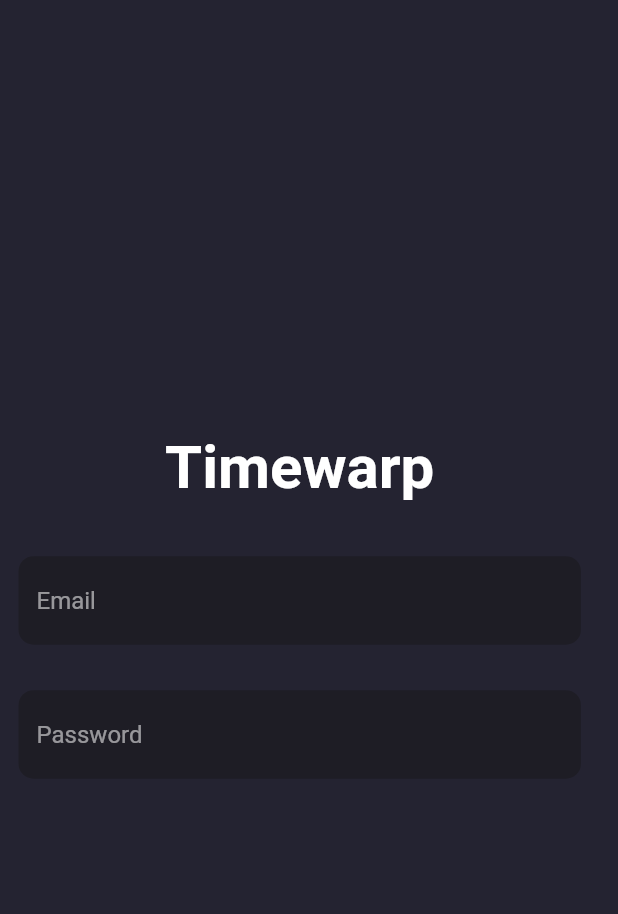
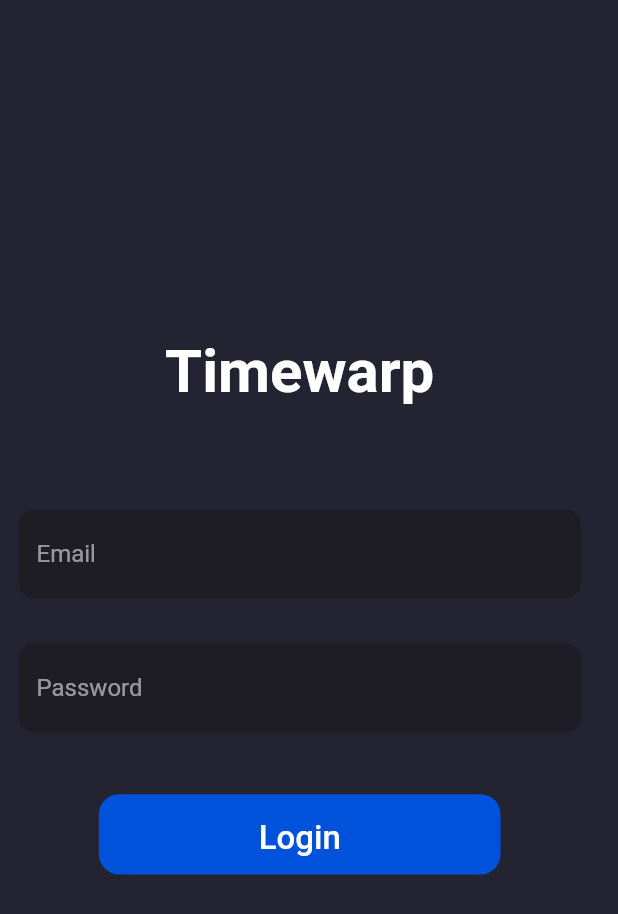
Before and after one commit to multipacman/timewarp, a Flutter app: the screen it shows after launch, on a phone screen of 412 x 824 dp. Shown: the top 914 px of the screen. Run offline on Flutter 3.47's test engine with Material 2 defaults, Android fonts, the light colour scheme and no system bars; our stand-ins replace cloud_firestore, file_picker, firebase_analytics, firebase_core, firebase_storage, get_it; accounts and stored records are empty.

Commit message:
Added login button widget

```diff
--- a/lib/pages/login_page.dart
+++ b/lib/pages/login_page.dart
@@ -3,6 +3,7 @@
 
 // Widgets
 import '../widgets/custom_input_fields.dart';
+import '../widgets/round_button.dart';
 
 class LoginPage extends StatefulWidget {
   @override
@@ -37,7 +38,14 @@
           crossAxisAlignment: CrossAxisAlignment.center,
           children: [
             _pageTitle(),
+            SizedBox(
+              height: _deviceHeight * 0.04,
+            ),
             _loginForm(),
+            SizedBox(
+              height: _deviceHeight * 0.05,
+            ),
+            _loginButton(),
           ],
         ),
       ),
@@ -82,4 +90,13 @@
       ),
     );
   }
+
+  Widget _loginButton() {
+    return RoundedButton(
+      name: 'Login',
+      height: _deviceHeight * 0.065,
+      width: _deviceWidth * 0.65,
+      onPressed: () {},
+    );
+  }
 }
--- /dev/null
+++ b/lib/widgets/round_button.dart
@@ -0,0 +1,34 @@
+import 'package:flutter/material.dart';
+
+class RoundedButton extends StatelessWidget {
+  final String name;
+  final double height;
+  final double width;
+  final Function onPressed;
+
+  const RoundedButton({
+    required this.name,
+    required this.height,
+    required this.width,
+    required this.onPressed,
+  });
+
+  @override
+  Widget build(BuildContext context) {
+    return Container(
+      height: height,
+      width: width,
+      decoration: BoxDecoration(
+        borderRadius: BorderRadius.circular(height * 0.25),
+        color: Color.fromRGBO(0, 82, 218, 1.0),
+      ),
+      child: TextButton(
+        onPressed: () {},
+        child: Text(
+          name,
+          style: TextStyle(fontSize: 22, color: Colors.white, height: 1.5),
+        ),
+      ),
+    );
+  }
+}
```
